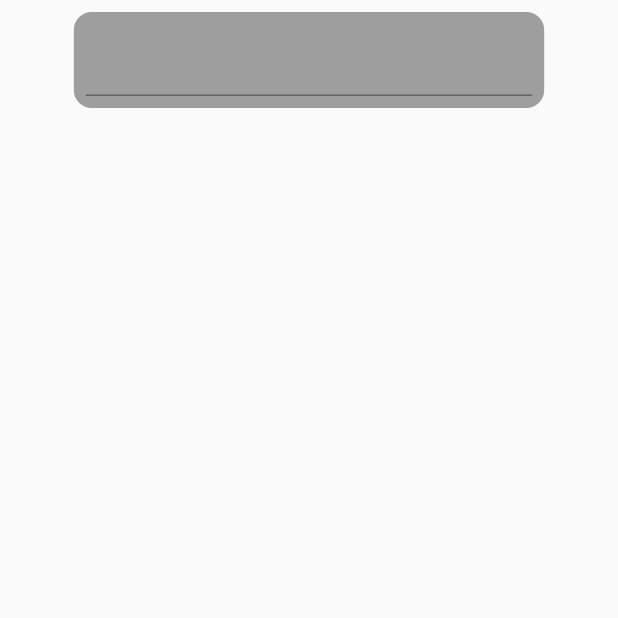
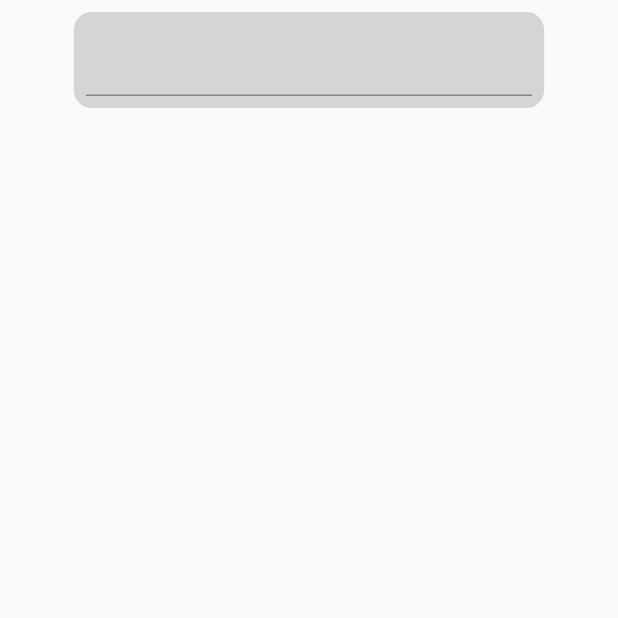
Before and after one commit to WidgetsAcademy/keep_clone, a Flutter app: the screen it shows after launch, on a phone screen of 412 x 824 dp, the top half of it. Run offline on Flutter 3.47's test engine with Material 2 defaults, Android fonts, the phone set to English and light mode, and no system bars; our stand-ins replace equatable, flutter_bloc.

Commit message:
finished project

```diff
--- a/analysis_options.yaml
+++ b/analysis_options.yaml
@@ -7,7 +7,7 @@
 
 # The following line activates a set of recommended lints for Flutter apps,
 # packages, and plugins designed to encourage good coding practices.
-include: package:flutter_lints/flutter.yaml
+include: package:very_good_analysis/analysis_options.yaml
 
 linter:
   # The lint rules applied to this project can be customized in the
@@ -24,6 +24,6 @@ linter:
   rules:
     # avoid_print: false  # Uncomment to disable the `avoid_print` rule
     # prefer_single_quotes: true  # Uncomment to enable the `prefer_single_quotes` rule
-
+    public_member_api_docs: false
 # Additional information about this file can be found at
 # https://dart.dev/guides/language/analysis-options
--- a/lib/app/app.dart
+++ b/lib/app/app.dart
@@ -1,15 +1,15 @@
 import 'package:flutter/material.dart';
-import 'package:flutter_bloc/flutter_bloc.dart';
+import 'package:keep_clone/app/dependencies.dart';
 
-import '../feature/notes/notes.dart';
+import 'package:keep_clone/feature/notes/notes.dart';
 
 class KeepApp extends StatelessWidget {
   const KeepApp({super.key});
 
   @override
   Widget build(BuildContext context) {
-    return RepositoryProvider<NotesRepository>(
-      create: (_) => NotesRepository(),
+    return InjectRepositories(
+      child: InjectBusinessLogic(
         child: MaterialApp(
           theme: ThemeData(
             cardTheme: CardTheme(
@@ -20,6 +20,7 @@ class KeepApp extends StatelessWidget {
           ),
           home: const NotesView(),
         ),
+      ),
     );
   }
 }
--- /dev/null
+++ b/lib/app/dependencies.dart
@@ -0,0 +1,31 @@
+import 'package:flutter/material.dart';
+import 'package:flutter_bloc/flutter_bloc.dart';
+import 'package:keep_clone/feature/notes/notes.dart';
+
+class InjectBusinessLogic extends StatelessWidget {
+  const InjectBusinessLogic({
+    required this.child,
+    super.key,
+  });
+  final Widget child;
+  @override
+  Widget build(BuildContext context) {
+    return BlocProvider<NoteCubit>(
+      create: (context) => NoteCubit(context.read<NotesRepository>()),
+      child: child,
+    );
+  }
+}
+
+class InjectRepositories extends StatelessWidget {
+  const InjectRepositories({super.key, required this.child});
+  final Widget child;
+
+  @override
+  Widget build(BuildContext context) {
+    return RepositoryProvider<NotesRepository>(
+      create: (_) => HiveNotesRepository(),
+      child: child,
+    );
+  }
+}
--- a/lib/feature/notes/model/note_model.dart
+++ b/lib/feature/notes/model/note_model.dart
@@ -1,6 +1,11 @@
-class NoteModel {
+import 'package:equatable/equatable.dart';
+
+class NoteModel extends Equatable {
+
+  const NoteModel({required this.data, required this.id});
   final String data;
   final String id;
 
-  NoteModel({required this.data, required this.id});
+  @override
+  List<Object?> get props => [data, id];
 }
--- a/lib/feature/notes/state/notes_list_cubit.dart
+++ b/lib/feature/notes/state/notes_list_cubit.dart
@@ -10,7 +10,7 @@ class NotesListCubit extends Cubit<List<NoteModel>> {
 
   final NotesRepository _repository;
 
-  StreamSubscription? _subscription;
+  StreamSubscription<List<NoteModel>>? _subscription;
 
   void init() {
     final initialData = _repository.getNotes();
--- a/lib/feature/notes/view/add_notes_bar.dart
+++ b/lib/feature/notes/view/add_notes_bar.dart
@@ -23,15 +23,16 @@ class _AddNotesBarState extends State<AddNotesBar> {
         Flexible(
           flex: 8,
           child: Container(
-            margin: const EdgeInsets.all(8.0),
-            padding: const EdgeInsets.all(8.0),
-            decoration: const ShapeDecoration(
-                color: Colors.grey,
-                shape: RoundedRectangleBorder(
-                  borderRadius: BorderRadius.all(
-                    Radius.circular(12),
-                  ),
-                )),
+            margin: const EdgeInsets.all(8),
+            padding: const EdgeInsets.all(8),
+            decoration: ShapeDecoration(
+              color: Colors.grey.withOpacity(0.4),
+              shape: const RoundedRectangleBorder(
+                borderRadius: BorderRadius.all(
+                  Radius.circular(12),
+                ),
+              ),
+            ),
             width: double.infinity,
             // height: 70,
             child: TextField(
--- a/lib/feature/notes/view/notes_grid.dart
+++ b/lib/feature/notes/view/notes_grid.dart
@@ -14,10 +14,19 @@ class NotesGrid extends StatelessWidget {
       return GridView.count(
         crossAxisCount: 3,
         children: notesList
-            .map((note) =>
-                NotesCard(data: note.data, onEdit: () {}, onDelete: () {}))
+            .map((note) => NotesCard(
+                data: note.data,
+                onEdit: () {
+                  showDialog(
+                    context: context,
+                    builder: (context) => UpdateNoteDialog(note: note),
+                  );
+                },
+                onDelete: () {
+                  context.read<NoteCubit>().delete(note.id);
+                },),)
             .toList(),
       );
-    });
+    },);
   }
 }
--- a/lib/feature/notes/view/notes_view.dart
+++ b/lib/feature/notes/view/notes_view.dart
@@ -1,7 +1,6 @@
 import 'package:flutter/material.dart';
 import 'package:flutter_bloc/flutter_bloc.dart';
 import 'package:keep_clone/feature/notes/notes.dart';
-import 'package:keep_clone/feature/notes/state/note_cubit.dart';
 
 class NotesView extends StatelessWidget {
   const NotesView({super.key});
@@ -10,21 +9,18 @@ class NotesView extends StatelessWidget {
   Widget build(BuildContext context) {
     return Scaffold(
       body: Column(children: [
-        BlocProvider<NoteCubit>(
-          create: (context) => NoteCubit(context.read<NotesRepository>()),
-          child: Builder(builder: (context) {
-            return AddNotesBar(onSubmitted: (value) {
-              context.read<NoteCubit>().add(value);
-            });
-          }),
-        ),
+        Builder(builder: (context) {
+          return AddNotesBar(onSubmitted: (value) {
+            context.read<NoteCubit>().add(value);
+          },);
+        },),
         Expanded(
           child: BlocProvider<NotesListCubit>(
               create: (context) =>
                   NotesListCubit(context.read<NotesRepository>())..init(),
-              child: const NotesGrid()),
+              child: const NotesGrid(),),
         ),
-      ]),
+      ],),
     );
   }
 }
--- a/pubspec.yaml
+++ b/pubspec.yaml
@@ -36,6 +36,7 @@ dependencies:
   cupertino_icons: ^1.0.2
   uuid: ^3.0.7
   flutter_bloc: ^8.1.2
+  equatable: ^2.0.5
 
 dev_dependencies:
   flutter_test:
@@ -47,6 +48,8 @@ dev_dependencies:
   # package. See that file for information about deactivating specific lint
   # rules and activating additional ones.
   flutter_lints: ^2.0.0
+  mocktail: ^0.3.0
+  very_good_analysis: ^4.0.0+1
 
 # For information on the generic Dart part of this file, see the
 # following page: https://dart.dev/tools/pub/pubspec
```
Also changed, not shown: lib/feature/notes/notes.dart (+6 -4 lines), lib/feature/notes/repository/notes_repository.dart (+44 -0 lines), lib/feature/notes/state/note_cubit.dart (+6 -2 lines), lib/feature/notes/view/notes_card.dart (+6 -3 lines), lib/feature/notes/view/update_note_dialog.dart (added, +51 -0 lines), pubspec.lock, 3 other files. Lines whose indentation alone changed are shown as unchanged.
